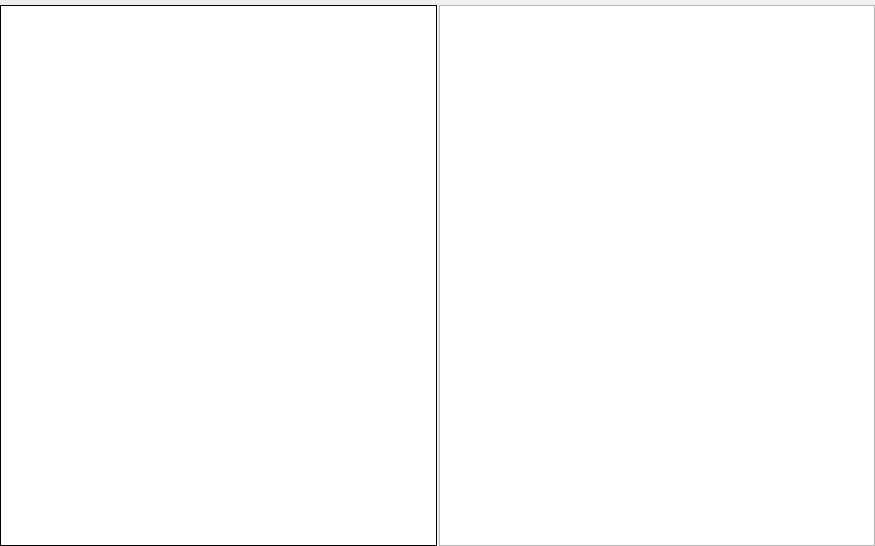
vlarry/configurator, file journalwidget.ui: the form before one commit.
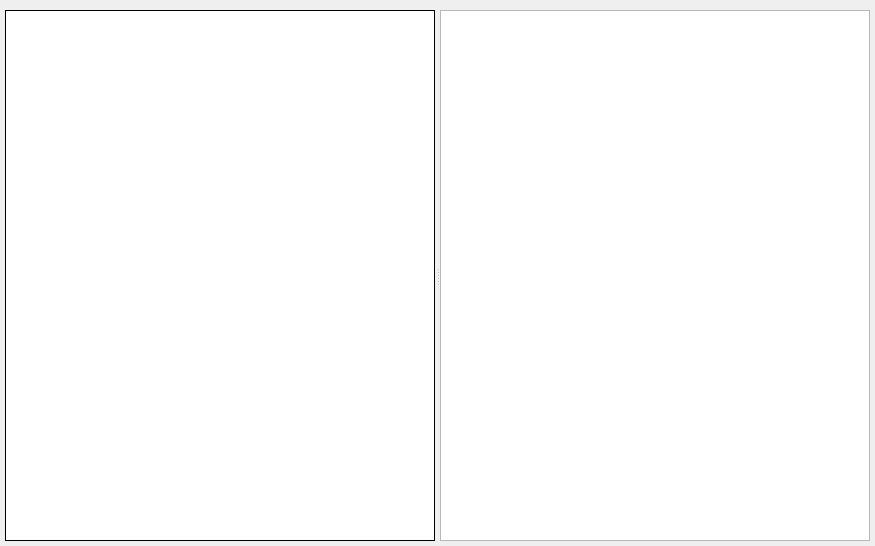
The form after the commit. Custom widgets are drawn as their Qt base class.

```diff
--- a/journalwidget.ui
+++ b/journalwidget.ui
@@ -23,26 +23,34 @@
     <number>5</number>
    </property>
    <property name="leftMargin">
-    <number>0</number>
+    <number>5</number>
    </property>
    <property name="topMargin">
-    <number>0</number>
+    <number>5</number>
    </property>
    <property name="rightMargin">
-    <number>0</number>
+    <number>5</number>
    </property>
    <property name="bottomMargin">
-    <number>0</number>
+    <number>5</number>
    </property>
    <item>
     <widget class="CHeaderJournal" name="widgetJournalHeader" native="true"/>
    </item>
    <item>
-    <layout class="QHBoxLayout" name="horizontalLayout">
-     <property name="spacing">
-      <number>2</number>
+    <widget class="QSplitter" name="splitter">
+     <property name="sizePolicy">
+      <sizepolicy hsizetype="Expanding" vsizetype="Expanding">
+       <horstretch>0</horstretch>
+       <verstretch>0</verstretch>
+      </sizepolicy>
      </property>
-     <item>
+     <property name="orientation">
+      <enum>Qt::Horizontal</enum>
+     </property>
+     <property name="handleWidth">
+      <number>5</number>
+     </property>
       <widget class="CJournalTable" name="tableWidgetJournal">
        <property name="minimumSize">
         <size>
@@ -63,11 +71,8 @@
         <enum>QFrame::Plain</enum>
        </property>
       </widget>
-     </item>
-     <item>
       <widget class="QListView" name="listViewPropertyJournal"/>
-     </item>
-    </layout>
+    </widget>
    </item>
   </layout>
  </widget>
```
Lines whose indentation alone changed are shown as unchanged.
